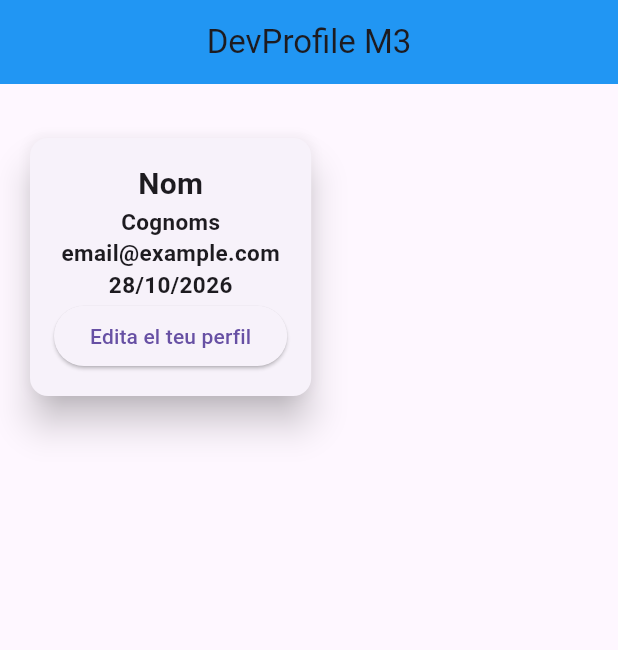
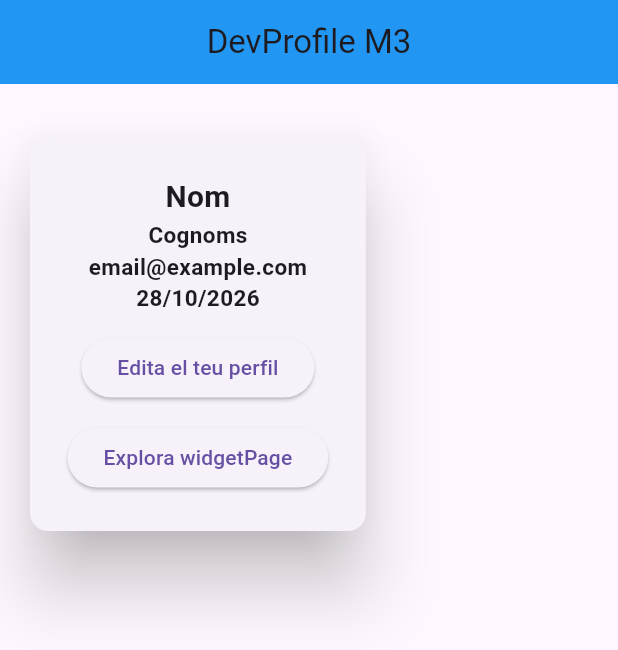
Before and after one commit to manelmarce-lgtm/P2PMM, a Flutter app: the screen it shows after launch, on a phone screen of 412 x 824 dp. Shown: the top 650 px of the screen. Run offline on Flutter 3.47's test engine with Material 3 defaults, Android fonts, the phone set to English and light mode, and no system bars.

Commit message:
Part HomeScreen Finalitzada

```diff
--- a/lib/screens/home_screen.dart
+++ b/lib/screens/home_screen.dart
@@ -1,11 +1,12 @@
 import 'package:flutter/material.dart';
 import 'package:flutter_application_practica2/models/Persona.dart';
 import 'package:flutter_application_practica2/screens/personal_screen.dart';
+import 'package:flutter_application_practica2/screens/widget_screen.dart';
 
 class HomeScreen extends StatefulWidget {
   const HomeScreen({super.key});
 
-@override
+  @override
   State<HomeScreen> createState() => _HomeScreenState();
 }
 
@@ -16,6 +17,7 @@ class _HomeScreenState extends State<HomeScreen> {
     super.initState();
     persona = Persona.defaults();
   }
+
   @override
   Widget build(BuildContext context) {
     return Scaffold(
@@ -26,46 +28,54 @@ class _HomeScreenState extends State<HomeScreen> {
       ),
       body: Padding(
         padding: const EdgeInsets.all(16.0),
-        child: Column(
-          children:[
-          const SizedBox(height: 16),
-          _profileCard(),
-          ]
-        )
+        child: Column(children: [const SizedBox(height: 16), _profileCard()]),
       ),
     );
   }
+
   Widget _profileCard() {
-
     return Card(
-      elevation: 10.0,
+      elevation: 20.0,
       child: Padding(
-        padding: const EdgeInsets.all(16.0),
+        padding: const EdgeInsets.all(25.0),
         child: Column(
           mainAxisSize: MainAxisSize.min,
           children: [
             Text(
               "${persona.nom}",
-              style: const TextStyle(fontSize: 20.0, fontWeight: FontWeight.bold),
+              style: const TextStyle(
+                fontSize: 20.0,
+                fontWeight: FontWeight.bold,
+              ),
             ),
             Text(
               "${persona.cognoms}",
-              style: const TextStyle(fontSize: 15.0, fontWeight: FontWeight.bold),
+              style: const TextStyle(
+                fontSize: 15.0,
+                fontWeight: FontWeight.bold,
+              ),
             ),
             Text(
               "${persona.email}",
-              style: const TextStyle(fontSize: 15.0, fontWeight: FontWeight.bold),
+              style: const TextStyle(
+                fontSize: 15.0,
+                fontWeight: FontWeight.bold,
+              ),
             ),
             Text(
               persona.getEdatFormatejada,
-              style: const TextStyle(fontSize: 15.0, fontWeight: FontWeight.bold),
+              style: const TextStyle(
+                fontSize: 15.0,
+                fontWeight: FontWeight.bold,
+              ),
             ),
-              ElevatedButton(
+            const SizedBox(height: 12),
+            ElevatedButton(
               onPressed: () async {
                 final Persona? personaEditada = await Navigator.push<Persona>(
                   context,
                   MaterialPageRoute(
-                   builder: (context) => PersonalScreen(persona: persona),
+                    builder: (context) => PersonalScreen(persona: persona),
                   ),
                 );
                 // Si ens tornen una persona actualitzada, re-renderitzem la pantalla
@@ -77,6 +87,16 @@ class _HomeScreenState extends State<HomeScreen> {
               },
               child: const Text('Edita el teu perfil'),
             ),
+            const SizedBox(height: 12),
+            ElevatedButton(
+              onPressed: () {
+                Navigator.push(
+                  context,
+                  MaterialPageRoute(builder: (context) => WidgetScreen()),
+                );
+              },
+              child: const Text("Explora widgetPage"),
+            ),
           ],
         ),
       ),
```
Also changed, not shown: lib/screens/widget_screen.dart (+22 -0 lines).
